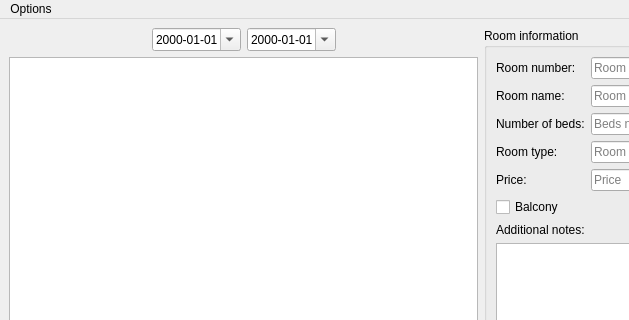
This is code/qtApp/availableRoomsWindow.ui in stoptherock1/HSM as Qt 5 draws it before an edit; both pictures show x 0 to 629 and y 0 to 320 of the 773 by 510 pixel window. The edited form follows.
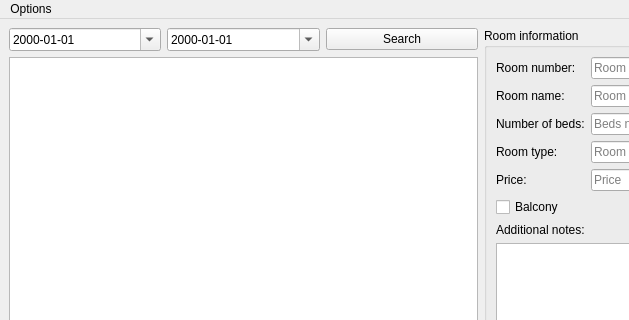
This is the edited form.

What changed in the file:
```diff
--- a/code/qtApp/availableRoomsWindow.ui
+++ b/code/qtApp/availableRoomsWindow.ui
@@ -20,20 +20,7 @@
       <item>
        <layout class="QVBoxLayout" name="verticalLayout_2">
         <item>
-         <layout class="QHBoxLayout" name="horizontalLayout_3" stretch="0,0,0,0">
-          <item>
-           <spacer name="horizontalSpacer_3">
-            <property name="orientation">
-             <enum>Qt::Horizontal</enum>
-            </property>
-            <property name="sizeHint" stdset="0">
-             <size>
-              <width>40</width>
-              <height>20</height>
-             </size>
-            </property>
-           </spacer>
-          </item>
+         <layout class="QHBoxLayout" name="horizontalLayout_3" stretch="0,0,0">
           <item>
            <widget class="QDateEdit" name="from_dateEdit">
             <property name="displayFormat">
@@ -55,17 +42,11 @@
            </widget>
           </item>
           <item>
-           <spacer name="horizontalSpacer_2">
-            <property name="orientation">
-             <enum>Qt::Horizontal</enum>
+           <widget class="QPushButton" name="pushButton">
+            <property name="text">
+             <string>Search</string>
             </property>
-            <property name="sizeHint" stdset="0">
-             <size>
-              <width>40</width>
-              <height>20</height>
-             </size>
-            </property>
-           </spacer>
+           </widget>
           </item>
          </layout>
         </item>
```
